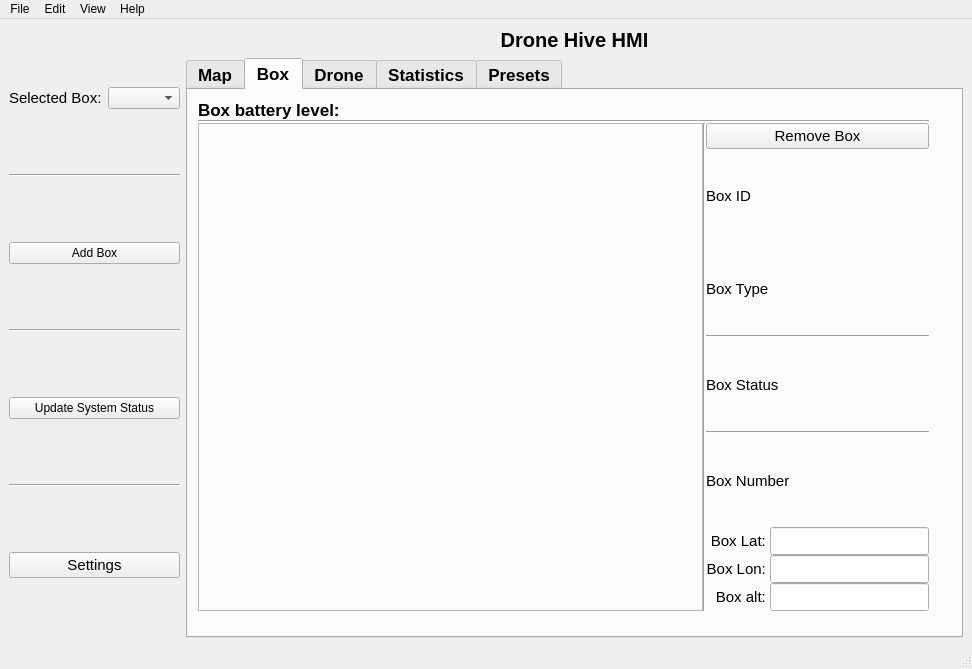
First picture: the form in ros2_ws/src/hmi/ui/mainwindow.ui, repository Samwise101/EiRT-AscenD-Robotics, before the edit.
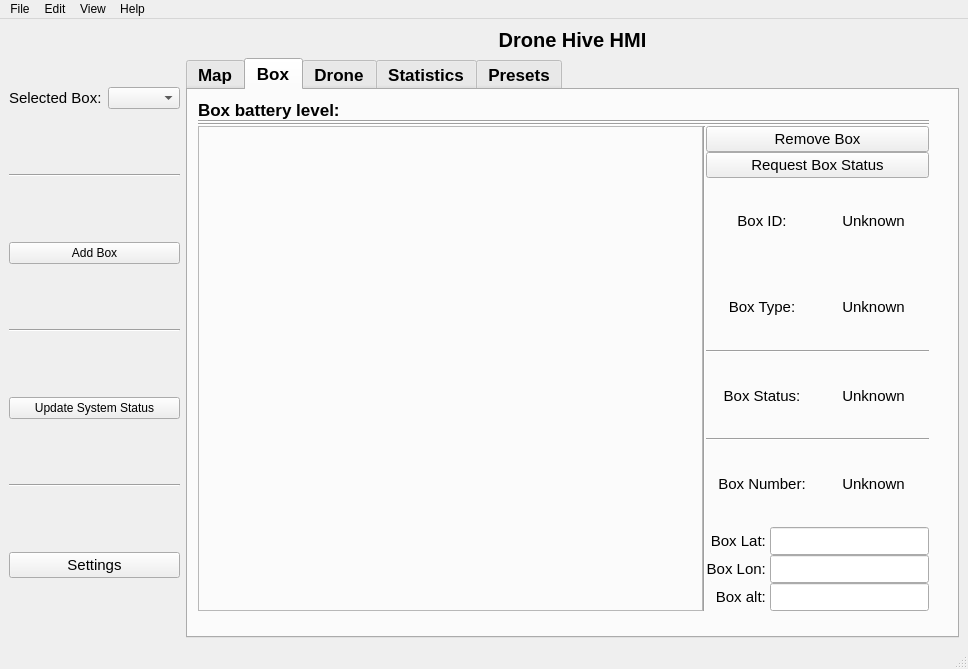
Second picture: the form after the edit. The open tabs and pages were chosen to show the change. Icons and pictures are not drawn.

```diff
--- a/ros2_ws/src/hmi/ui/mainwindow.ui
+++ b/ros2_ws/src/hmi/ui/mainwindow.ui
@@ -6,7 +6,7 @@
    <rect>
     <x>0</x>
     <y>0</y>
-    <width>972</width>
+    <width>968</width>
     <height>669</height>
    </rect>
   </property>
@@ -286,7 +286,7 @@
               <height>511</height>
              </rect>
             </property>
-            <layout class="QVBoxLayout" name="box_main_layout" stretch="0,0,10">
+            <layout class="QVBoxLayout" name="box_main_layout" stretch="0,0,0,10">
              <property name="spacing">
               <number>0</number>
              </property>
@@ -327,6 +327,13 @@
                </property>
               </widget>
              </item>
+             <item>
+              <widget class="Line" name="line_6">
+               <property name="orientation">
+                <enum>Qt::Horizontal</enum>
+               </property>
+              </widget>
+             </item>
              <item>
               <layout class="QGridLayout" name="box_grid_layout" rowminimumheight="10">
                <property name="sizeConstraint">
@@ -356,7 +363,7 @@
                   </widget>
                  </item>
                  <item>
-                  <layout class="QVBoxLayout" name="box_information_layout" stretch="0,0,0,0,0,0,0,0">
+                  <layout class="QVBoxLayout" name="box_information_layout" stretch="0,0,0,0,0,0,0,0,0">
                    <item>
                     <widget class="QPushButton" name="pushButton_7">
                      <property name="font">
@@ -375,6 +382,24 @@
                      </property>
                     </widget>
                    </item>
+                   <item>
+                    <widget class="QPushButton" name="requestStatusPushButtin">
+                     <property name="font">
+                      <font>
+                       <pointsize>11</pointsize>
+                       <weight>50</weight>
+                       <bold>false</bold>
+                      </font>
+                     </property>
+                     <property name="text">
+                      <string>Request Box Status</string>
+                     </property>
+                     <property name="icon">
+                      <iconset resource="../resources/resources.qrc">
+                       <normaloff>:/images/icons/request_status.png</normaloff>:/images/icons/request_status.png</iconset>
+                     </property>
+                    </widget>
+                   </item>
                    <item>
                     <layout class="QHBoxLayout" name="horizontalLayout_5">
                      <item>
@@ -387,7 +412,27 @@
                         </font>
                        </property>
                        <property name="text">
-                        <string>Box ID</string>
+                        <string>Box ID:</string>
+                       </property>
+                       <property name="alignment">
+                        <set>Qt::AlignCenter</set>
+                       </property>
+                      </widget>
+                     </item>
+                     <item>
+                      <widget class="QLabel" name="boxIdValueLabel">
+                       <property name="font">
+                        <font>
+                         <pointsize>11</pointsize>
+                         <weight>50</weight>
+                         <bold>false</bold>
+                        </font>
+                       </property>
+                       <property name="text">
+                        <string>Unknown</string>
+                       </property>
+                       <property name="alignment">
+                        <set>Qt::AlignCenter</set>
                        </property>
                       </widget>
                      </item>
@@ -405,7 +450,27 @@
                         </font>
                        </property>
                        <property name="text">
-                        <string>Box Type</string>
+                        <string>Box Type:</string>
+                       </property>
+                       <property name="alignment">
+                        <set>Qt::AlignCenter</set>
+                       </property>
+                      </widget>
+                     </item>
+                     <item>
+                      <widget class="QLabel" name="boxTypeValueLabel">
+                       <property name="font">
+                        <font>
+                         <pointsize>11</pointsize>
+                         <weight>50</weight>
+                         <bold>false</bold>
+                        </font>
+                       </property>
+                       <property name="text">
+                        <string>Unknown</string>
+                       </property>
+                       <property name="alignment">
+                        <set>Qt::AlignCenter</set>
                        </property>
                       </widget>
                      </item>
@@ -430,7 +495,27 @@
                         </font>
                        </property>
                        <property name="text">
-                        <string>Box Status</string>
+                        <string>Box Status:</string>
+                       </property>
+                       <property name="alignment">
+                        <set>Qt::AlignCenter</set>
+                       </property>
+                      </widget>
+                     </item>
+                     <item>
+                      <widget class="QLabel" name="boxStatusValueLabel">
+                       <property name="font">
+                        <font>
+                         <pointsize>11</pointsize>
+                         <weight>50</weight>
+                         <bold>false</bold>
+                        </font>
+                       </property>
+                       <property name="text">
+                        <string>Unknown</string>
+                       </property>
+                       <property name="alignment">
+                        <set>Qt::AlignCenter</set>
                        </property>
                       </widget>
                      </item>
@@ -455,7 +540,27 @@
                         </font>
                        </property>
                        <property name="text">
-                        <string>Box Number</string>
+                        <string>Box Number:</string>
+                       </property>
+                       <property name="alignment">
+                        <set>Qt::AlignCenter</set>
+                       </property>
+                      </widget>
+                     </item>
+                     <item>
+                      <widget class="QLabel" name="boxNumberValueLabel">
+                       <property name="font">
+                        <font>
+                         <pointsize>11</pointsize>
+                         <weight>50</weight>
+                         <bold>false</bold>
+                        </font>
+                       </property>
+                       <property name="text">
+                        <string>Unknown</string>
+                       </property>
+                       <property name="alignment">
+                        <set>Qt::AlignCenter</set>
                        </property>
                       </widget>
                      </item>
@@ -927,7 +1032,7 @@
     <rect>
      <x>0</x>
      <y>0</y>
-     <width>972</width>
+     <width>968</width>
      <height>22</height>
     </rect>
    </property>
```
Left out of the diff: 117 changed lines with no effect on the pictures.
